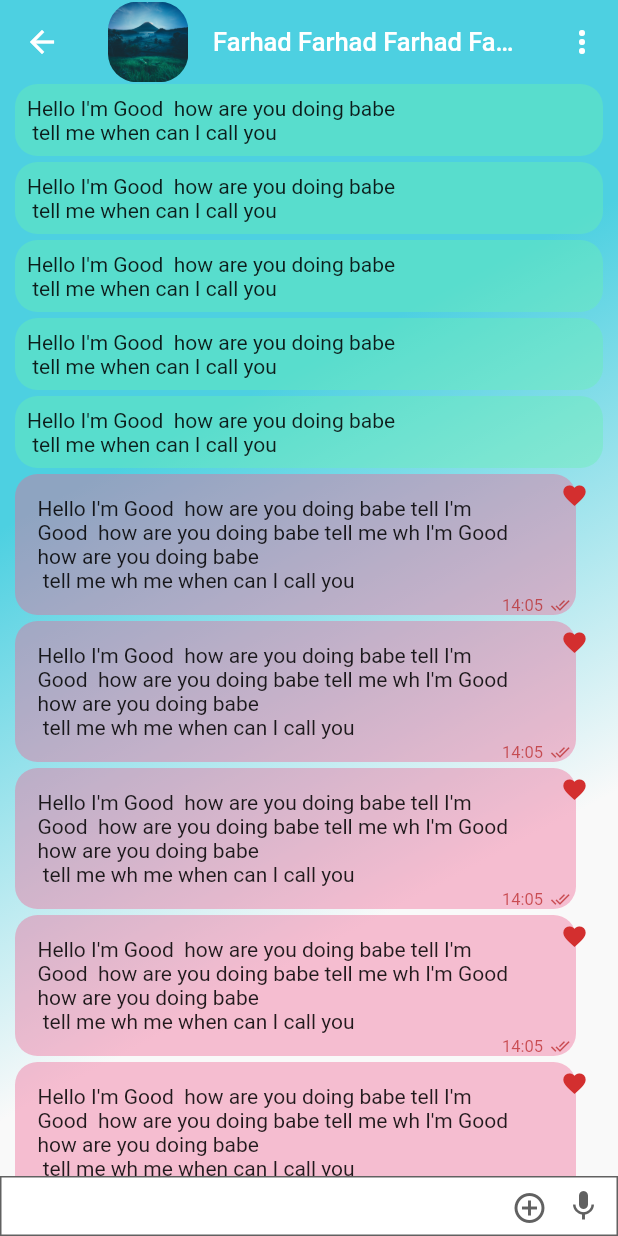
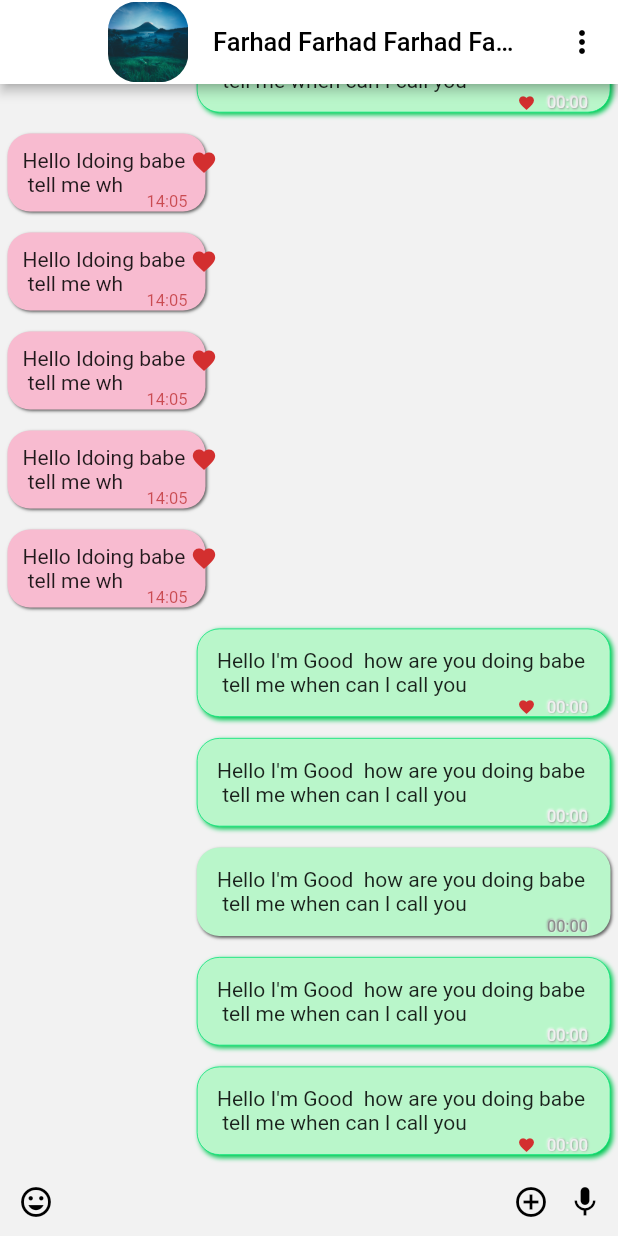
Before and after one commit to AliRn76/UniChat, a Flutter app: the ChatScreen screen opened directly, on a phone screen of 412 x 824 dp. Run offline on Flutter 3.47's test engine with Material 2 defaults, Android fonts, the phone set to English and light mode, and no system bars; drawn by our look-alikes of clay_containers; our stand-ins replace connectivity, fancy_bottom_navigation, flutter_spinkit, font_awesome_flutter, sqflite; missing offline and left inert: country_pickers, flutter_circle_color_picker, invert_colors, popup_menu; accounts and stored records are empty.

Commit message:
pv_chat_screen roosh kar shod + code hash Module tor shod

```diff
--- a/application/unichat/lib/screens/contact_profile_screen.dart
+++ b/application/unichat/lib/screens/contact_profile_screen.dart
@@ -2,7 +2,7 @@ import 'package:flutter/material.dart';
 import 'dart:ui';
 
 import 'package:invert_colors/invert_colors.dart';
-import 'package:unichat/screens/chat_screen.dart';
+import 'package:unichat/screens/pv_chat_screen.dart';
 
 class ContactProfile extends StatefulWidget {
   @override
--- a/application/unichat/lib/screens/home_screen.dart
+++ b/application/unichat/lib/screens/home_screen.dart
@@ -4,9 +4,9 @@ import 'package:fancy_bottom_navigation/fancy_bottom_navigation.dart';
 import 'package:provider/provider.dart';
 import 'package:unichat/providers/connection_provider.dart';
 
-import 'package:unichat/screens/pv_screen.dart';
-import 'package:unichat/screens/group_screen.dart';
-import 'package:unichat/screens/profile_screen.dart';
+import 'package:unichat/screens/home_pv_screen.dart';
+import 'package:unichat/screens/home_group_screen.dart';
+import 'package:unichat/screens/home_profile_screen.dart';
 
 
 class HomeScreen extends StatefulWidget {
--- a/application/unichat/lib/screens/chat_screen.dart
+++ b/application/unichat/lib/screens/pv_chat_screen.dart
@@ -1,6 +1,8 @@
 import 'package:flutter/material.dart';
 import 'package:popup_menu/popup_menu.dart';
 import 'package:unichat/screens/contact_profile_screen.dart';
+import 'package:clay_containers/clay_containers.dart';
+import 'package:unichat/utils/pv_chat_utils.dart';
 
 
 class ChatScreen extends StatefulWidget {
@@ -16,10 +18,20 @@ class _ChatScreenState extends State<ChatScreen> {
 
 //  PopupMenu screen;
 
+  Color textControllerBackgroundColor = Colors.white.withOpacity(0.4);
+  Color iconColor = Colors.black;
   bool condi = true;
   bool itHasLike = false;
   bool micPressed = false;
+  bool typed = false;
 //  int numb = 0;
+
+  @override
+  void initState() {
+    super.initState();
+//    _textController.addListener(_setTextBgColor);
+  }
+
 
   @override
   Widget build(BuildContext context) {
@@ -29,8 +41,9 @@ class _ChatScreenState extends State<ChatScreen> {
 
     return Scaffold(
       appBar: AppBar(
-          backgroundColor: Colors.cyan[300],
-          elevation: 0.0,
+//          backgroundColor: Colors.cyan[300],
+          backgroundColor: Colors.white,
+          elevation: 3.0,
           centerTitle: true,
           title: GestureDetector(
             onTap: (){
@@ -61,6 +74,7 @@ class _ChatScreenState extends State<ChatScreen> {
                     overflow: TextOverflow.ellipsis,
                     style: TextStyle(
                       fontSize: 17.0,
+                      color: Colors.black
                     ),
                     ),
                   ),
@@ -72,60 +86,77 @@ class _ChatScreenState extends State<ChatScreen> {
             IconButton(
               key: popUpScreenKey,
               onPressed: _screenOptions,
+              color: Colors.black,
               icon: Icon(Icons.more_vert),
             ),
           ]
       ),
       body: Container(
-        width: double.infinity,
-        height: double.infinity,
+//        width: double.infinity,
+//        height: double.infinity,
         decoration: BoxDecoration(
-            gradient: LinearGradient(
-                begin: Alignment.topLeft,
-                end: Alignment.bottomRight,
-                stops: [
-                  0.3,
-                  0.7,
-                ],
-                colors: [
-                  Colors.cyan[300],
-                  Color(0xfff9f9f9),
-                ]
-            )
+          color: Color(0xFFF2F2F2),
+//          color: Colors.lightGreen[100],
+//            gradient: LinearGradient(
+//                begin: Alignment.topLeft,
+//                end: Alignment.bottomRight,
+//                stops: [
+//                  0.3,
+//                  0.9,
+//                ],
+//                colors: [
+//                  Colors.cyan[300],
+//                  Color(0xfff9f9f9),
+//                ]
+//            )
         ),
         child: Stack(
           children: [
             ListView.builder(
-              itemCount: 20,
+              padding: EdgeInsets.only(bottom: 40),
+              reverse: true,
+              itemCount: 40,
               itemBuilder: (context, index) => _showMessages(index),
             ),
             Align(
               alignment: Alignment(0, 1),
               child: Container(
-                height: 40.0,
+                height: 45.0,
                 width: double.infinity,
                 decoration: BoxDecoration(
-                  color: Colors.white.withOpacity(1.0),
-                  borderRadius: BorderRadius.vertical(top: Radius.circular(0.0)),
-                  border: Border.all(
-                    color: Colors.grey[700],
-                    width: 1.0,
-                  ),
+                  color: typed ? Colors.white.withOpacity(1.0) : Colors.white.withOpacity(0.0),
+//                  border: Border(
+//                      top: BorderSide(color: Colors.black, width: 1.0)
+//                  ),
                 ),
                 child: Row(
                   children: [
+                    IconButton(
+                      icon: Icon(Icons.insert_emoticon),
+                      color: iconColor,
+                      onPressed: (){
+                        print("Open Custom Emoji Keybord");
+                      },
+                    ),
                     Flexible(
                       child: Padding(
                         padding: EdgeInsets.all(8.0),
                         child: TextField(
-                          expands: true,
+                          onTap: (){
+                            setState(() => typed = true);
+                          },
+                          expands: false,
                           controller: _textController,
                           autofocus: false,
                           decoration: InputDecoration(
                               border: InputBorder.none,
                           ),
-                          maxLines: null,
+                          maxLines: 1,
                           onChanged: (text){
+                            if(text == '')
+                              setState(() => typed = false);
+                            else
+                              setState(() => typed = true);
                             print(text);
                           },
                           style: TextStyle(
@@ -137,7 +168,7 @@ class _ChatScreenState extends State<ChatScreen> {
                     ),
                     IconButton(
                       icon: Icon(Icons.add_circle_outline),
-                      color: Colors.grey[700],
+                      color: iconColor,
                       key: popUpUploadKey,
                       onPressed: _uploadOptions,
                     ),
@@ -148,7 +179,7 @@ class _ChatScreenState extends State<ChatScreen> {
                         padding: EdgeInsets.only(right: 10),
                         child: Icon(
                           Icons.mic,
-                          color: Colors.grey[700],
+                          color: iconColor,
                         ),
                       ),
                     )
@@ -268,10 +299,13 @@ class _ChatScreenState extends State<ChatScreen> {
     menu.show(widgetKey: popUpMessageKey);
   }
 
+//  void _setTextBgColor() => _textController.text == '' ?
+//      setState(() => typed = false): null;
+
+
   Widget _showMessages(int index){
     Size size = MediaQuery.of(context).size;
     final GlobalKey popUpMessageKey = GlobalKey();
-
     if(index % 5 == 0)
       condi = !condi;
     if(condi){
@@ -285,83 +319,15 @@ class _ChatScreenState extends State<ChatScreen> {
         onDoubleTap: (){
           print("add like on it");
         },
-        child: Stack(
-          children: [
-            Container(
-              margin: EdgeInsets.fromLTRB(10.0, 0.0, 20.0, 4.0),
-              decoration: BoxDecoration(
-              ),
-              child: Stack(
-                children: [
-                  Container(
-                    margin: EdgeInsets.only(right: 8.0),
-//                    width: double.maxFinite,
-                    decoration: BoxDecoration(
-                      borderRadius: BorderRadius.circular(15.0),
-                      color: Colors.pink[300].withOpacity(0.4),
-                    ),
-                    child: Padding(
-                      padding: EdgeInsets.fromLTRB(15.0, 15.0, 45.0, 15.0),
-                      child: Text(
-                        "Hello I'm Good  how are you doing babe tell I'm Good  how are you doing babe tell me wh I'm Good  how are you doing babe \n tell me wh me when can I call you",
-                      ),
-                    ),
-                  ),
-                  Positioned(
-                    right: 0.0,
-                    top: 5.0,
-                    child: Icon(
-                      Icons.favorite,
-                      color: Colors.red[700],
-                      size: 18.0,
-                    ),
-                  ),
-                  Positioned(
-                    right: 12.0,
-                    bottom: 0.0,
-                    child: Row(
-                      children: [
-                        Text(
-                          "14:05",
-                          style: TextStyle(
-                            color: Colors.red[900].withOpacity(0.7),
-                            fontSize: 11.0,
-                          ),
-                        ),
-                        Container(
-                          margin: EdgeInsets.only(left: 5.0),
-                          child: Icon(
-                            Icons.done_all,
-                            color: Colors.red[900].withOpacity(0.7),
-                            size: 13.0,
-                          ),
-                        ),
-                      ],
-                    ),
-                  ),
-                ],
-              )
-            ),
-
-          ],
-        ),
+        child: index % 2 == 0 ? PvChatUtils.messageYou(context, false)
+            : PvChatUtils.messageYou(context, true),
       );
     }
     else{
       index ++;
-      return Container(
-        margin: EdgeInsets.fromLTRB(10.0, 0.0, 10.0, 4.0),
-        decoration: BoxDecoration(
-          borderRadius: BorderRadius.circular(15.0),
-          color: Colors.greenAccent[200].withOpacity(0.4),
-        ),
-        child: Padding(
-          padding: EdgeInsets.all(8.0),
-          child: Text(
-            "Hello I'm Good  how are you doing babe \n tell me when can I call you",
-          ),
-        ),
-      );
+      return index % 3 == 0 ? PvChatUtils.messageMe(context, false, false)
+          : index % 2 == 0 ? PvChatUtils.messageMe(context, false, true)
+          : PvChatUtils.messageMe(context, true, true);
     }
 
   }
@@ -378,3 +344,4 @@ class _ChatScreenState extends State<ChatScreen> {
 //TODO: mishe emoji ro mesle issue haye github ovord ziresh
 //TODO: item ha dragble beshan , baraye Reply
 //TODO: _messagesOptions bug dare, 2 ta hamzaman mishe baz kard, baghiashonm mishe
+//TODO: vaghti zad roo message bejaye PopUpMenu mishe DraggableScrollableSheet estefade kard
--- /dev/null
+++ b/application/unichat/lib/utils/pv_chat_utils.dart
@@ -0,0 +1,139 @@
+import 'package:flutter/material.dart';
+import 'package:invert_colors/invert_colors.dart';
+import 'package:provider/provider.dart';
+import 'package:unichat/providers/profile_data_provider.dart';
+import 'package:unichat/providers/profile_states_provider.dart';
+
+import 'package:clay_containers/clay_containers.dart';
+
+class PvChatUtils{
+
+  static messageMe(BuildContext context, bool liked, bool seen){
+//    Color color = Colors.lightGreen[100];
+    Color color = Color(0xFFF2F2F2);
+    return Stack(
+      children: [
+        Align(
+          alignment: Alignment(1, 1),
+          child: Container(
+              margin: EdgeInsets.fromLTRB(20.0, 0.0, 5.0, 14.0),
+              child: Stack(
+                overflow: Overflow.visible,
+                children: [
+                  ConstrainedBox(
+                    constraints: BoxConstraints(
+                      minWidth: liked ? 75.0 : 60.0,
+                    ),
+                    child: Container(
+                      decoration: BoxDecoration(
+                        borderRadius: BorderRadius.circular(15.0),
+                        border: Border.all(
+                          color: seen ? Colors.greenAccent[400] : Colors.white.withOpacity(0.0),
+                          width: 0.5,
+                        ),
+                        color: Colors.greenAccent[100],
+                          boxShadow: [
+                            BoxShadow(
+                                offset: seen ? Offset(1.5, 1.5) : Offset(1.0, 1.0),
+                                blurRadius: seen ? 2.0 : 1.0,
+                                color: seen ? Colors.greenAccent[700] : Colors.grey[700]
+                            ),
+                          ]
+                      ),
+                      child: Padding(
+                        padding: EdgeInsets.all(13.0),
+                        child: Text(
+                        "Hello I'm Good  how are you doing babe \n tell me when can I call you",
+//                          "",
+                        ),
+                      ),
+                    ),
+                  ),
+                  liked ? Positioned(
+                    bottom: 0.5,
+                    right: 50.0,
+                    child: Icon(
+                      Icons.favorite,
+                      color: Colors.red[700],
+                      size: 12.0,
+                    ),
+                  ) : Text(''),
+                  Positioned(
+                    bottom: 0,
+                    right: 15,
+                    child:  ClayText(
+                      "00:00",
+                      emboss: seen ? false : true,
+                      size: 11.0,
+                      depth: 100,
+                    ),
+                  ),
+                ],
+              )
+          ),
+        ),
+      ],
+    );
+  }
+
+  static messageYou(BuildContext context, bool liked){
+    return Stack(
+      children: [
+        Container(
+            margin: EdgeInsets.fromLTRB(5.0, 0.0, 20.0, 14.0),
+            decoration: BoxDecoration(
+            ),
+            child: Stack(
+              children: [
+                Container(
+                  margin: EdgeInsets.only(right: 8.0),
+//                    width: double.maxFinite,
+                  decoration: BoxDecoration(
+                      borderRadius: BorderRadius.circular(15.0),
+                      color: Colors.pink[100].withOpacity(1.0),
+                      boxShadow: [
+                        BoxShadow(
+                            offset: Offset(1.0, 1.0),
+                            blurRadius: 1.0,
+                            color: Colors.grey[700]
+                        ),
+                      ]
+                  ),
+                  child: Padding(
+                    padding: EdgeInsets.all(10.0),
+                    child: Text(
+                      "Hello Idoing babe \n tell me wh",
+
+                    ),
+                  ),
+                ),
+                Positioned(
+                  right: 0.0,
+                  top: 10.0,
+                  child: Icon(
+                    Icons.favorite,
+                    color: Colors.red[700],
+                    size: 18.0,
+                  ),
+                ),
+                Positioned(
+                  right: 20.0,
+                  bottom: 0.0,
+                  child: Text(
+                    "14:05",
+                    style: TextStyle(
+                      color: Colors.red[900].withOpacity(0.7),
+                      fontSize: 11.0,
+                    ),
+                  ),
+                ),
+              ],
+            )
+        ),
+      ],
+    );
+  }
+}
+
+
+//TODO: mesle secret chat beshe pm time dr gozasht, va oon dastane dinamit ro bezaram
--- a/application/unichat/pubspec.yaml
+++ b/application/unichat/pubspec.yaml
@@ -15,7 +15,7 @@ publish_to: 'none' # Remove this line if you wish to publish to pub.dev
 # In iOS, build-name is used as CFBundleShortVersionString while build-number used as CFBundleVersion.
 # Read more about iOS versioning at
 # https://developer.apple.com/library/archive/documentation/General/Reference/InfoPlistKeyReference/Articles/CoreFoundationKeys.html
-version: 1.0.7+1
+version: 1.0.10+1
 
 environment:
   sdk: ">=2.7.0 <3.0.0"
```
Also changed, not shown: application/unichat/lib/screens/home_group_screen.dart (renamed from application/unichat/lib/screens/pv_screen.dart, +101 -32 lines), application/unichat/lib/screens/home_pv_screen.dart (renamed from application/unichat/lib/screens/group_screen.dart, +48 -116 lines), application/unichat/lib/screens/home_profile_screen.dart (renamed from application/unichat/lib/screens/profile_screen.dart).
